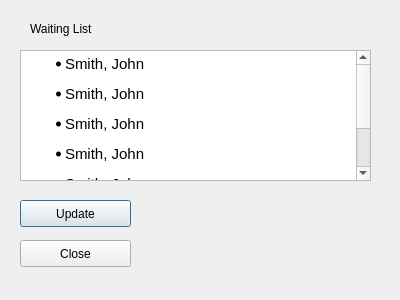
First picture: the form in prototype/updatewaitinglist.ui, repository repwolfe/eastern-ontario-bed-chaser, before the edit.
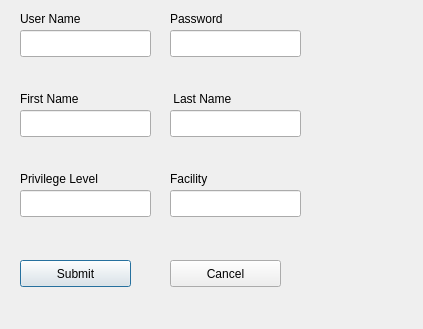
Second picture: the form after the edit.

The edit to the form file:
```diff
--- a/prototype/updatewaitinglist.ui
+++ b/prototype/updatewaitinglist.ui
@@ -6,8 +6,8 @@
    <rect>
     <x>0</x>
     <y>0</y>
-    <width>400</width>
-    <height>300</height>
+    <width>423</width>
+    <height>329</height>
    </rect>
   </property>
   <property name="windowTitle">
@@ -16,66 +16,171 @@
   <widget class="QLabel" name="label">
    <property name="geometry">
     <rect>
-     <x>30</x>
-     <y>20</y>
+     <x>20</x>
+     <y>10</y>
      <width>121</width>
      <height>17</height>
     </rect>
    </property>
    <property name="text">
-    <string>Waiting List</string>
+    <string>User Name</string>
    </property>
   </widget>
   <widget class="QPushButton" name="pushButton">
    <property name="geometry">
     <rect>
      <x>20</x>
-     <y>200</y>
+     <y>260</y>
      <width>111</width>
      <height>27</height>
     </rect>
    </property>
    <property name="text">
-    <string>Update</string>
+    <string>Submit</string>
    </property>
   </widget>
   <widget class="QPushButton" name="closeButton">
    <property name="geometry">
     <rect>
-     <x>20</x>
-     <y>240</y>
+     <x>170</x>
+     <y>260</y>
      <width>111</width>
      <height>27</height>
     </rect>
    </property>
    <property name="text">
-    <string>Close</string>
+    <string>Cancel</string>
    </property>
   </widget>
-  <widget class="QTextEdit" name="textEdit">
+  <widget class="QLineEdit" name="lineEdit">
    <property name="geometry">
     <rect>
      <x>20</x>
-     <y>50</y>
-     <width>351</width>
-     <height>131</height>
+     <y>110</y>
+     <width>131</width>
+     <height>27</height>
     </rect>
    </property>
-   <property name="html">
-    <string>&lt;!DOCTYPE HTML PUBLIC &quot;-//W3C//DTD HTML 4.0//EN&quot; &quot;http://www.w3.org/TR/REC-html40/strict.dtd&quot;&gt;
-&lt;html&gt;&lt;head&gt;&lt;meta name=&quot;qrichtext&quot; content=&quot;1&quot; /&gt;&lt;style type=&quot;text/css&quot;&gt;
-p, li { white-space: pre-wrap; }
-&lt;/style&gt;&lt;/head&gt;&lt;body style=&quot; font-family:'Ubuntu'; font-size:11pt; font-weight:400; font-style:normal;&quot;&gt;
-&lt;table border=&quot;0&quot; style=&quot;-qt-table-type: root; margin-top:4px; margin-bottom:4px; margin-left:4px; margin-right:4px;&quot;&gt;
-&lt;tr&gt;
-&lt;td style=&quot;border: none;&quot;&gt;
-&lt;ul style=&quot;margin-top: 0px; margin-bottom: 0px; margin-left: 0px; margin-right: 0px; -qt-list-indent: 1;&quot;&gt;&lt;li style=&quot; margin-top:12px; margin-bottom:12px; margin-left:0px; margin-right:0px; -qt-block-indent:0; text-indent:0px;&quot;&gt;Smith, John&lt;/li&gt;&lt;/ul&gt;
-&lt;ul style=&quot;margin-top: 0px; margin-bottom: 0px; margin-left: 0px; margin-right: 0px; -qt-list-indent: 1;&quot;&gt;&lt;li style=&quot; margin-top:12px; margin-bottom:12px; margin-left:0px; margin-right:0px; -qt-block-indent:0; text-indent:0px;&quot;&gt;Smith, John&lt;/li&gt;&lt;/ul&gt;
-&lt;ul style=&quot;margin-top: 0px; margin-bottom: 0px; margin-left: 0px; margin-right: 0px; -qt-list-indent: 1;&quot;&gt;&lt;li style=&quot; margin-top:12px; margin-bottom:12px; margin-left:0px; margin-right:0px; -qt-block-indent:0; text-indent:0px;&quot;&gt;Smith, John&lt;/li&gt;&lt;/ul&gt;
-&lt;ul style=&quot;margin-top: 0px; margin-bottom: 0px; margin-left: 0px; margin-right: 0px; -qt-list-indent: 1;&quot;&gt;&lt;li style=&quot; margin-top:12px; margin-bottom:12px; margin-left:0px; margin-right:0px; -qt-block-indent:0; text-indent:0px;&quot;&gt;Smith, John&lt;/li&gt;&lt;/ul&gt;
-&lt;ul style=&quot;margin-top: 0px; margin-bottom: 0px; margin-left: 0px; margin-right: 0px; -qt-list-indent: 1;&quot;&gt;&lt;li style=&quot; margin-top:12px; margin-bottom:12px; margin-left:0px; margin-right:0px; -qt-block-indent:0; text-indent:0px;&quot;&gt;Smith, John&lt;/li&gt;&lt;/ul&gt;
-&lt;ul style=&quot;margin-top: 0px; margin-bottom: 0px; margin-left: 0px; margin-right: 0px; -qt-list-indent: 1;&quot;&gt;&lt;li style=&quot; margin-top:12px; margin-bottom:12px; margin-left:0px; margin-right:0px; -qt-block-indent:0; text-indent:0px;&quot;&gt;Smith, John&lt;/li&gt;&lt;/ul&gt;
-&lt;ul style=&quot;margin-top: 0px; margin-bottom: 0px; margin-left: 0px; margin-right: 0px; -qt-list-indent: 1;&quot;&gt;&lt;li style=&quot; margin-top:12px; margin-bottom:12px; margin-left:0px; margin-right:0px; -qt-block-indent:0; text-indent:0px;&quot;&gt;Smith, John&lt;/li&gt;&lt;/ul&gt;&lt;/td&gt;&lt;/tr&gt;&lt;/table&gt;&lt;/body&gt;&lt;/html&gt;</string>
+  </widget>
+  <widget class="QLabel" name="label_2">
+   <property name="geometry">
+    <rect>
+     <x>20</x>
+     <y>170</y>
+     <width>121</width>
+     <height>17</height>
+    </rect>
+   </property>
+   <property name="text">
+    <string>Privilege Level</string>
+   </property>
+  </widget>
+  <widget class="QLineEdit" name="lineEdit_2">
+   <property name="geometry">
+    <rect>
+     <x>20</x>
+     <y>190</y>
+     <width>131</width>
+     <height>27</height>
+    </rect>
+   </property>
+  </widget>
+  <widget class="QLabel" name="label_4">
+   <property name="geometry">
+    <rect>
+     <x>20</x>
+     <y>90</y>
+     <width>121</width>
+     <height>17</height>
+    </rect>
+   </property>
+   <property name="text">
+    <string>First Name</string>
+   </property>
+  </widget>
+  <widget class="QLineEdit" name="lineEdit_3">
+   <property name="geometry">
+    <rect>
+     <x>170</x>
+     <y>110</y>
+     <width>131</width>
+     <height>27</height>
+    </rect>
+   </property>
+   <property name="text">
+    <string/>
+   </property>
+  </widget>
+  <widget class="QLabel" name="label_5">
+   <property name="geometry">
+    <rect>
+     <x>170</x>
+     <y>90</y>
+     <width>121</width>
+     <height>17</height>
+    </rect>
+   </property>
+   <property name="text">
+    <string> Last Name</string>
+   </property>
+  </widget>
+  <widget class="QLineEdit" name="lineEdit_4">
+   <property name="geometry">
+    <rect>
+     <x>170</x>
+     <y>190</y>
+     <width>131</width>
+     <height>27</height>
+    </rect>
+   </property>
+  </widget>
+  <widget class="QLabel" name="label_3">
+   <property name="geometry">
+    <rect>
+     <x>170</x>
+     <y>170</y>
+     <width>121</width>
+     <height>17</height>
+    </rect>
+   </property>
+   <property name="text">
+    <string>Facility</string>
+   </property>
+  </widget>
+  <widget class="QLineEdit" name="lineEdit_5">
+   <property name="geometry">
+    <rect>
+     <x>20</x>
+     <y>30</y>
+     <width>131</width>
+     <height>27</height>
+    </rect>
+   </property>
+  </widget>
+  <widget class="QLabel" name="label_6">
+   <property name="geometry">
+    <rect>
+     <x>170</x>
+     <y>10</y>
+     <width>121</width>
+     <height>17</height>
+    </rect>
+   </property>
+   <property name="text">
+    <string>Password</string>
+   </property>
+  </widget>
+  <widget class="QLineEdit" name="lineEdit_6">
+   <property name="geometry">
+    <rect>
+     <x>170</x>
+     <y>30</y>
+     <width>131</width>
+     <height>27</height>
+    </rect>
+   </property>
+   <property name="text">
+    <string/>
    </property>
   </widget>
  </widget>
```
